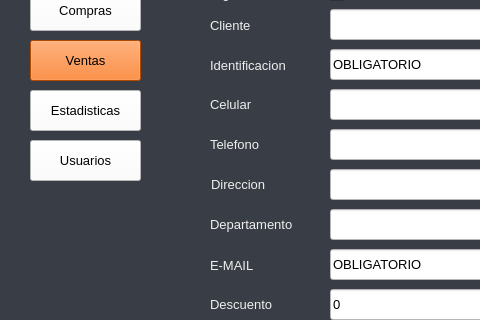
Before: the Qt Designer form PROYECTO SADV 5.0/UI/templates/Venta.ui in AlejoRm01/SADV, drawn with Qt 5; both pictures show x 0 to 480 and y 100 to 420 of the 1288 by 607 pixel window.
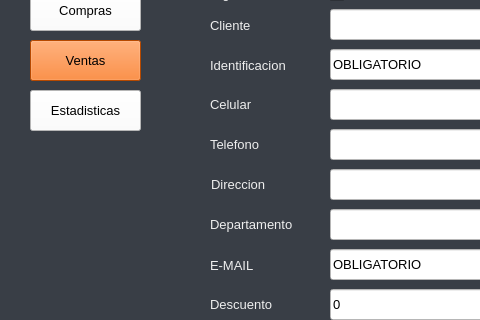
After: the same form once the commit is applied.

```diff
--- a/PROYECTO SADV 5.0/UI/templates/Venta.ui
+++ b/PROYECTO SADV 5.0/UI/templates/Venta.ui
@@ -991,30 +991,6 @@
      <string/>
     </property>
    </widget>
-   <widget class="QPushButton" name="botonUsuarios">
-    <property name="geometry">
-     <rect>
-      <x>30</x>
-      <y>240</y>
-      <width>111</width>
-      <height>41</height>
-     </rect>
-    </property>
-    <property name="font">
-     <font>
-      <family>Arial</family>
-      <pointsize>10</pointsize>
-      <weight>50</weight>
-      <bold>false</bold>
-     </font>
-    </property>
-    <property name="styleSheet">
-     <string notr="true">background-color: rgb(255, 255, 255);</string>
-    </property>
-    <property name="text">
-     <string>Usuarios</string>
-    </property>
-   </widget>
    <widget class="QLabel" name="labelTotal">
     <property name="geometry">
      <rect>
```
Left out of the diff: 2 changed lines with no effect on the pictures.
